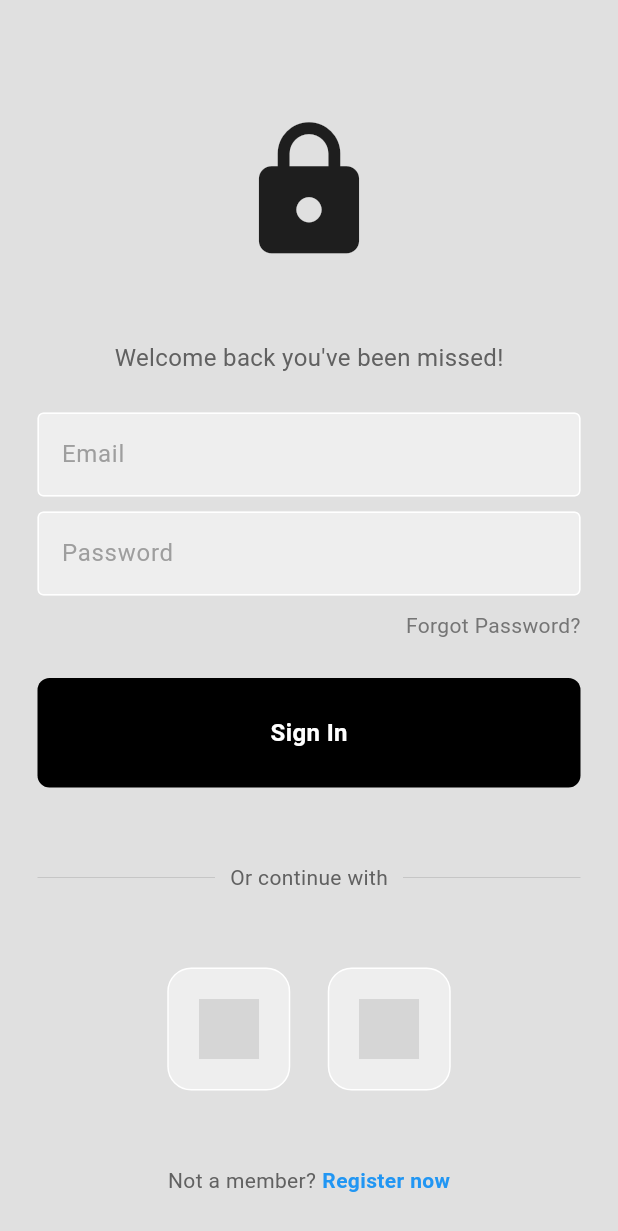
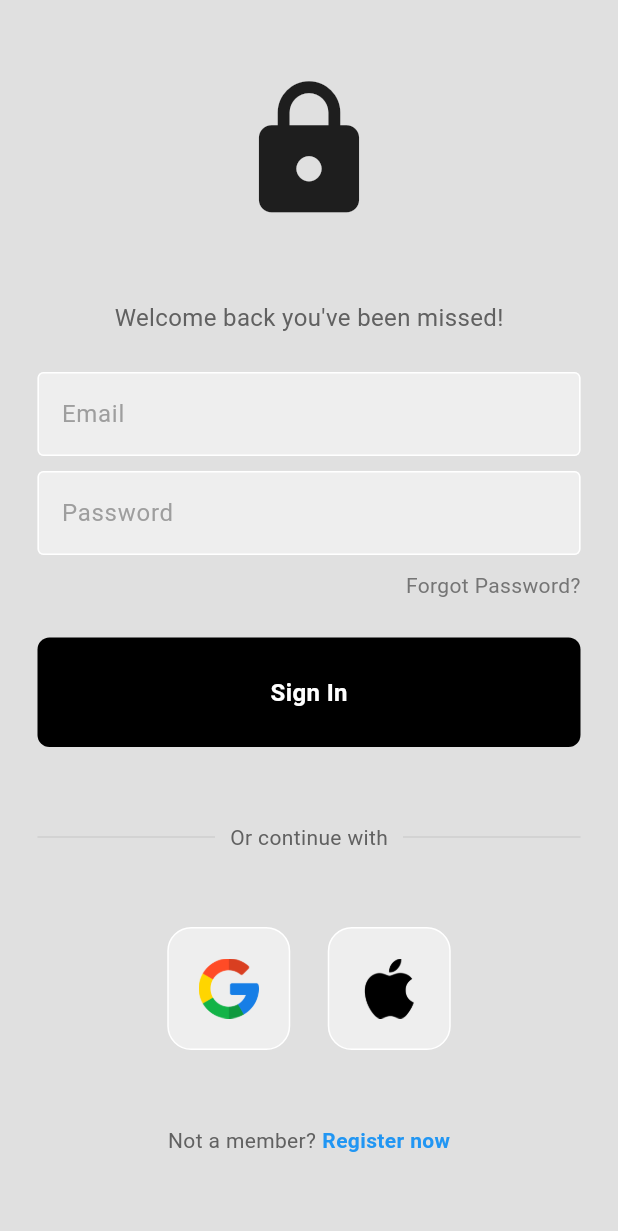
Before and after one commit to kosungjunmichael/gai3008_finalProject, a Flutter app: the screen it shows after launch, on a phone screen of 412 x 824 dp. Shown: the top 1231 px of the screen. Run offline on Flutter 3.47's test engine with Material 3 defaults, Android fonts, the phone set to English and light mode, and no system bars; our stand-ins replace cloud_firestore, firebase_auth, firebase_core; accounts and stored records are empty; grey boxes are pictures that could not be loaded.

Commit message:
staged merge

```diff
--- a/lib/pages/login_page.dart
+++ b/lib/pages/login_page.dart
@@ -22,6 +22,7 @@ class LoginPage extends StatelessWidget {
     return Scaffold(
       backgroundColor: Colors.grey[300],
       body: SafeArea(
+        child: SingleChildScrollView( // Wrap with SingleChildScrollView
           child: Center(
             child: Column(
               mainAxisAlignment: MainAxisAlignment.center,
@@ -123,12 +124,12 @@ class LoginPage extends StatelessWidget {
                   mainAxisAlignment: MainAxisAlignment.center,
                   children: const [
                     // google button
-                  SquareTile(imagePath: '.images/google.png'),
+                    SquareTile(imagePath: 'lib/images/google.png'),
 
                     SizedBox(width: 25),
 
                     // apple button
-                  SquareTile(imagePath: '.images/apple.png')
+                    SquareTile(imagePath: 'lib/images/apple.png')
                   ],
                 ),
 
@@ -156,6 +157,7 @@ class LoginPage extends StatelessWidget {
             ),
           ),
         ),
+      ),
     );
   }
 }
```
Lines whose indentation alone changed are shown as unchanged.
